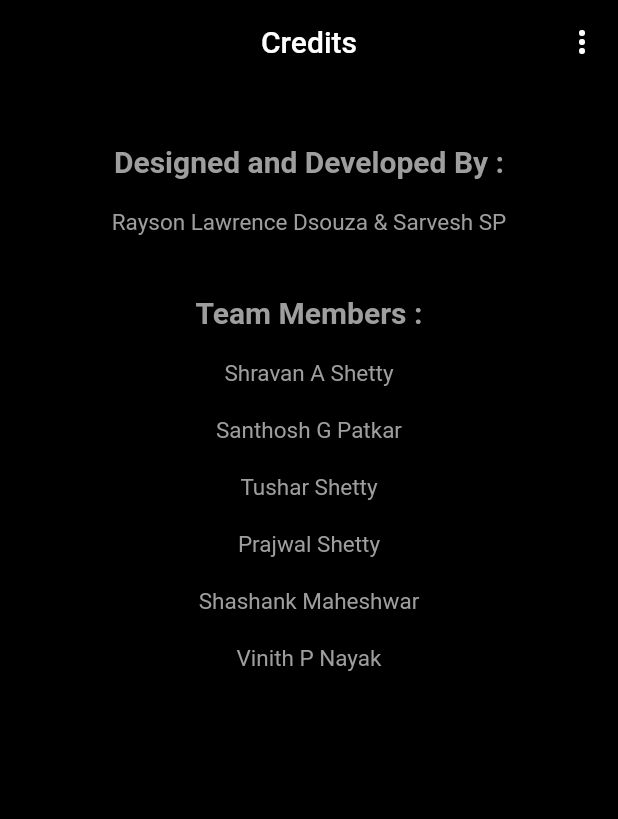
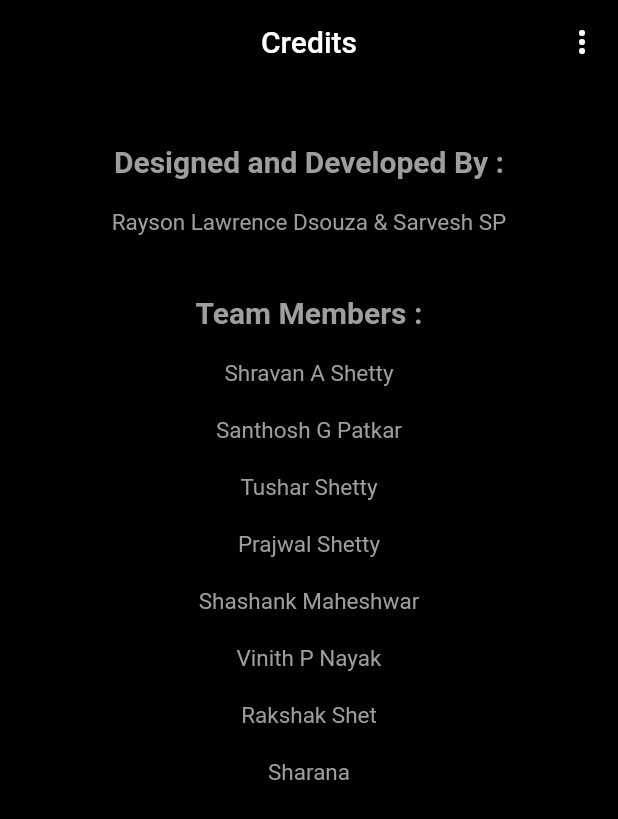
Before and after one commit to Rayson-LD/Farmer_Project, a Flutter app: the screen it shows after launch, in the side drawer, after a tap on "Credits", on a phone screen of 412 x 824 dp. Shown: the top 819 px of the screen. Run offline on Flutter 3.47's test engine with Material 2 defaults, Android fonts, the phone set to English and light mode, and no system bars; our stand-ins replace animated_splash_screen, carousel_slider, flutter_login, material_design_icons_flutter, page_transition.

Commit message:
Added two more team members

```diff
--- a/lib/credits.dart
+++ b/lib/credits.dart
@@ -78,7 +78,12 @@ class credits extends StatelessWidget {
                  new Text('Shashank Maheshwar',style: new TextStyle(fontSize: 15.0,color: Colors.grey),),
                  new Padding(padding: EdgeInsets.only(top:20.0)),
                  new Text('Vinith P Nayak',style: new TextStyle(fontSize: 15.0,color: Colors.grey),),
+                 new Padding(padding: EdgeInsets.only(top:20.0)),
+                 new Text('Rakshak Shet',style: new TextStyle(fontSize: 15.0,color: Colors.grey),),
+                 new Padding(padding: EdgeInsets.only(top:20.0)),
+                 new Text('Sharana',style: new TextStyle(fontSize: 15.0,color: Colors.grey),),
                ],
+
              )
 
            ],
```
